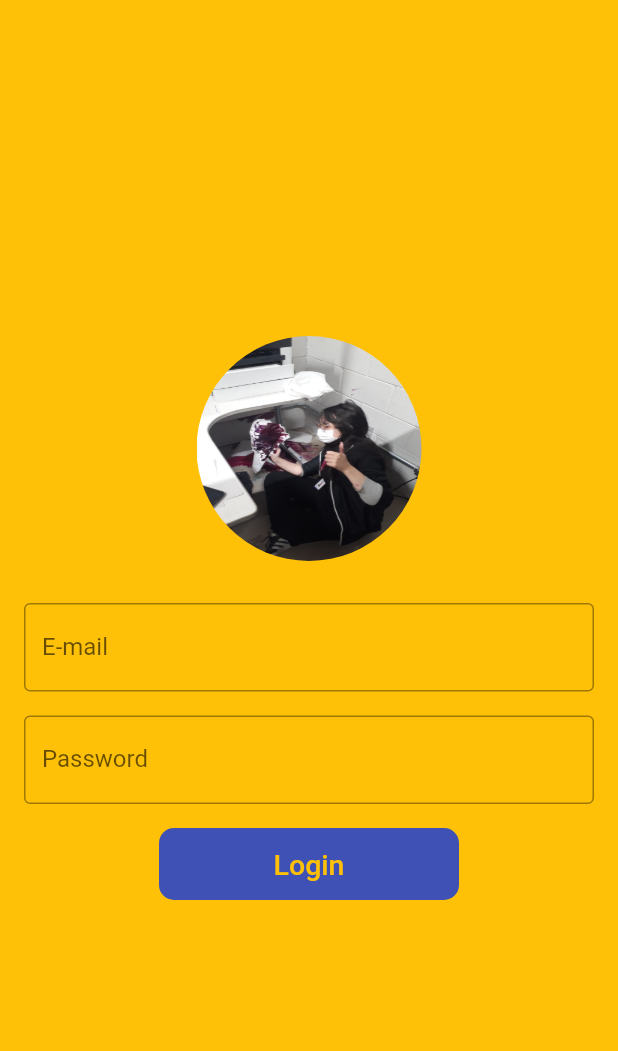
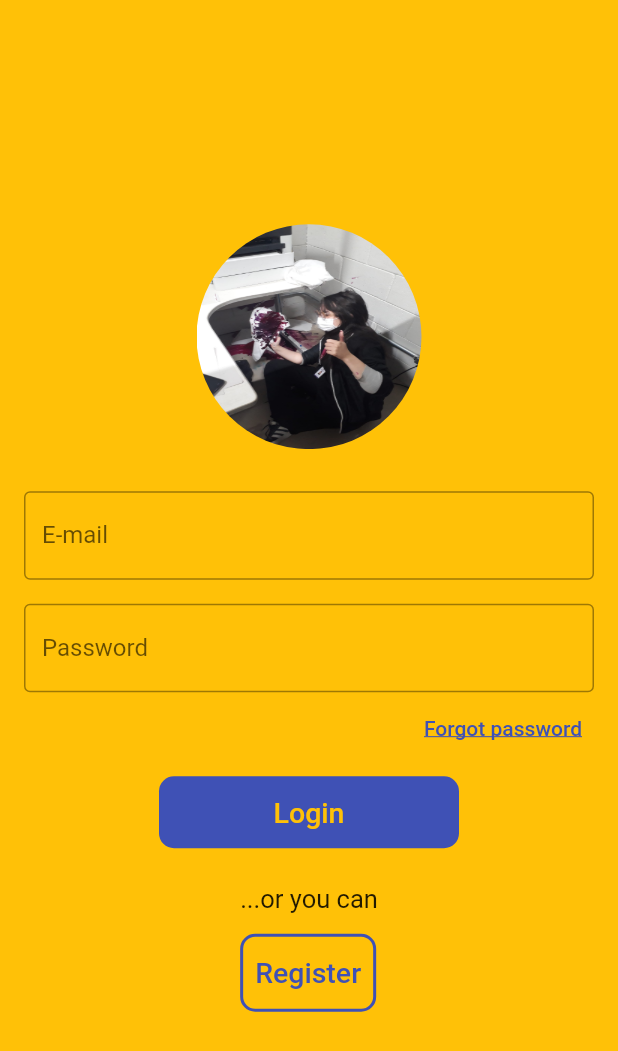
Before and after one commit to gui-rossi/TCCApp, a Flutter app: the screen it shows after launch, on a phone screen of 412 x 824 dp. Shown: the top 1051 px of the screen. Run offline on Flutter 3.47's test engine with Material 2 defaults, Android fonts, the phone set to English and light mode, and no system bars.

Commit message:
login screen first layout

```diff
--- a/lib/main.dart
+++ b/lib/main.dart
@@ -70,7 +70,9 @@ class _LoginPageState extends State<LoginPage> {
               const LogoContainer(),
               buildEmail(),
               buildPassword(),
-              buildSubmit()
+              buildForgotPassword(),
+              buildSubmit(),
+              buildRegister(),
             ],
           ),
         )
@@ -97,7 +99,7 @@ class _LoginPageState extends State<LoginPage> {
   );
 
   Widget buildPassword() => Container(
-    margin: EdgeInsets.only(top: 8, bottom: 8),
+    margin: EdgeInsets.only(top: 8),
     child: TextFormField(
       decoration: InputDecoration(
           labelText: 'Password',
@@ -115,6 +117,18 @@ class _LoginPageState extends State<LoginPage> {
       onSaved: (value) => setState(() => password = value!),
       obscureText: true,
     ),
+  );
+
+  Widget buildForgotPassword() => Container(
+    child: Row(
+      mainAxisAlignment: MainAxisAlignment.end,
+      children: [
+        TextButton(
+          child: const Text('Forgot password', style: TextStyle(decoration: TextDecoration.underline)),
+          onPressed: () {},
+        ),
+      ],
+    )
   );
 
   Widget buildSubmit() => Container(
@@ -135,4 +149,25 @@ class _LoginPageState extends State<LoginPage> {
       },
     ),
   );
+
+  Widget buildRegister() => Container(
+    margin: EdgeInsets.only(top: 24),
+    child: Column(
+      crossAxisAlignment: CrossAxisAlignment.start,
+      children: [
+        Text('...or you can', textAlign: TextAlign.center, style: TextStyle(fontSize: 17)),
+        Container(
+          margin: EdgeInsets.only(top: 13),
+          decoration: BoxDecoration(
+            border: Border.all(color: Colors.indigo, width: 2),
+            borderRadius: BorderRadius.circular(10),
+          ),
+          child: TextButton(
+            child: Text('Register', style: TextStyle(fontSize: 19)),
+            onPressed: () {},
+          ),
+        )
+      ],
+    ),
+  );
 }
```
